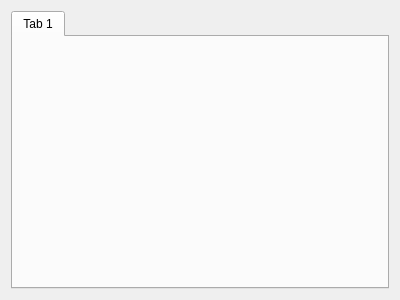
Before: the Qt Designer form Libs/Option/optplot.ui in tiangaomingjing/ServoDriveTech, drawn with Qt 5.
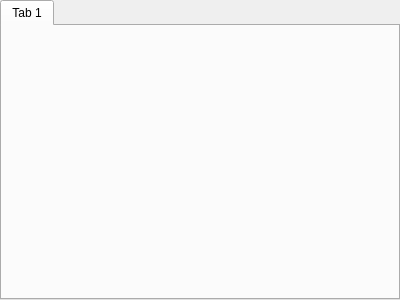
After: the same form once the commit is applied.

```diff
--- a/Libs/Option/optplot.ui
+++ b/Libs/Option/optplot.ui
@@ -14,6 +14,21 @@
    <string>Form</string>
   </property>
   <layout class="QHBoxLayout" name="horizontalLayout">
+   <property name="spacing">
+    <number>0</number>
+   </property>
+   <property name="leftMargin">
+    <number>0</number>
+   </property>
+   <property name="topMargin">
+    <number>0</number>
+   </property>
+   <property name="rightMargin">
+    <number>0</number>
+   </property>
+   <property name="bottomMargin">
+    <number>0</number>
+   </property>
    <item>
     <widget class="QTabWidget" name="tabWidget">
      <widget class="QWidget" name="tab">
```
